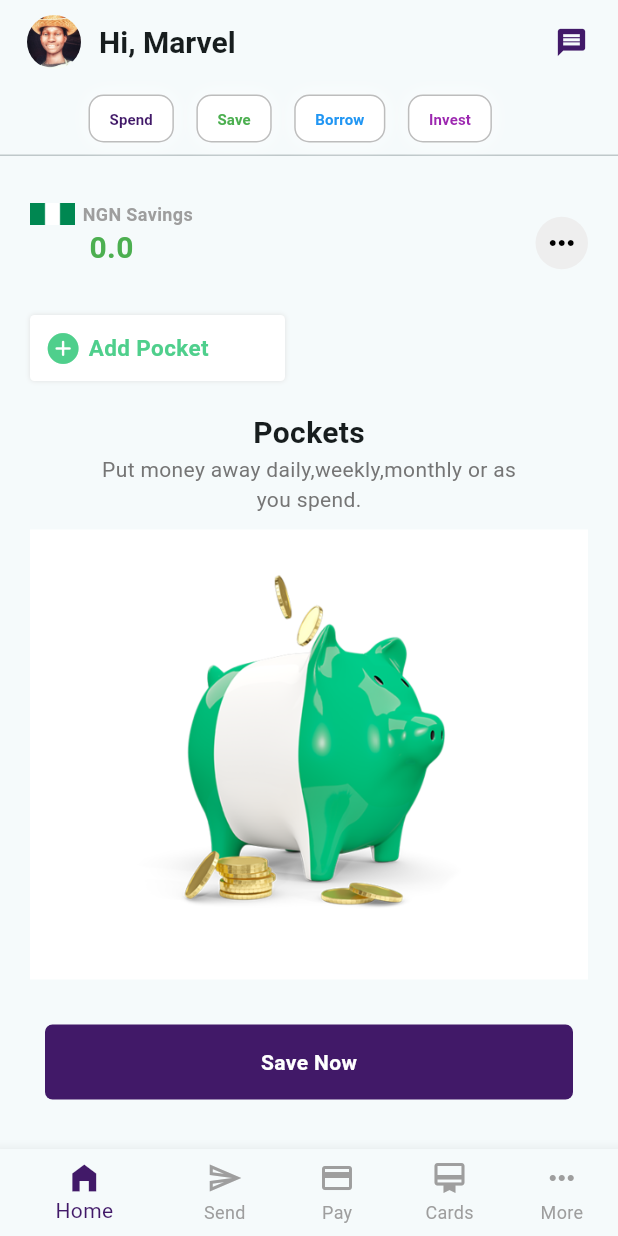
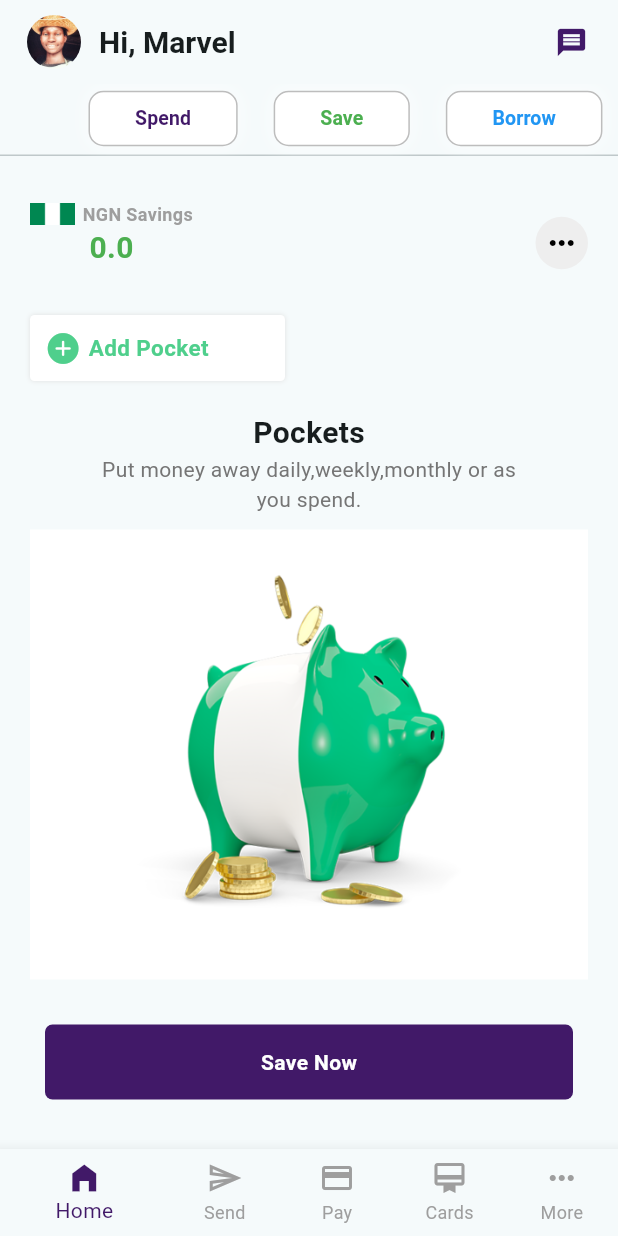
Before and after one commit to mrmarvelworld/kuda-bank-ui, a Flutter app: the screen it shows after launch, tab 2 chosen, on a phone screen of 412 x 824 dp. Run offline on Flutter 3.47's test engine with Material 3 defaults, Android fonts, the phone set to English and light mode, and no system bars; our stand-ins replace flutter_native_splash; missing offline and left inert: flutter_paystack.

Commit message:
added invest tab

```diff
--- a/lib/screens/home_screen.dart
+++ b/lib/screens/home_screen.dart
@@ -7,6 +7,7 @@ import 'package:kuda_ui/widgets/balance_bar.dart';
 import 'package:kuda_ui/widgets/cta_button.dart';
 import 'package:kuda_ui/widgets/rounded_image.dart';
 import 'package:kuda_ui/widgets/tabs/borrow_tab.dart';
+import 'package:kuda_ui/widgets/tabs/invest_tab.dart';
 import 'package:kuda_ui/widgets/tabs/save_tab.dart';
 import 'package:kuda_ui/widgets/tabs/spend_tab.dart';
 
@@ -27,11 +28,12 @@ class _HomeScreenState extends State<HomeScreen>
     SpendTab(),
     SaveTab(),
     BorrowTab(),
-    SaveTab(),
+    InvestTab(),
   ];
   late TabController _tabController;
   final Key tabKey = UniqueKey();
   int navigationIndex = 0;
+  var _tabColor;
 
   @override
   void initState() {
@@ -68,7 +70,7 @@ class _HomeScreenState extends State<HomeScreen>
         bottom: TabBar(
           controller: _tabController,
           isScrollable: true,
-          labelColor: tabItems[_tabController.index]['color'],
+          labelColor: tabItems[navigationIndex]['color'],
           unselectedLabelColor: Colors.grey,
           labelPadding: EdgeInsets.symmetric(horizontal: 7),
           indicator: null,
@@ -77,7 +79,7 @@ class _HomeScreenState extends State<HomeScreen>
             tabItems.length,
             (index) => Tab(
               child: Container(
-                  margin: EdgeInsets.only(right: 1),
+                  margin: EdgeInsets.only(right: 10),
                   decoration: BoxDecoration(
                       border: Border.all(color: Colors.grey.shade400),
                       borderRadius: BorderRadius.circular(10),
@@ -85,12 +87,12 @@ class _HomeScreenState extends State<HomeScreen>
                       boxShadow: [
                         BoxShadow(blurRadius: 10, color: Colors.white70)
                       ]),
-                  padding: EdgeInsets.symmetric(vertical: 8, horizontal: 13),
+                  padding: EdgeInsets.symmetric(vertical: 8, horizontal: 30),
                   child: Text(
                     tabItems[index]['text'],
                     style: TextStyle(
                         fontWeight: FontWeight.bold,
-                        fontSize: 10,
+                        fontSize: 13,
                         color: tabItems[index]['color']),
                   )),
             ),
--- a/lib/screens/pay_screen.dart
+++ b/lib/screens/pay_screen.dart
@@ -48,7 +48,7 @@ class PayScreen extends StatelessWidget {
                   Divider(),
                   HeadlineText(text: 'Essentials'),
                   Container(
-                    height: 120,
+                    height: 100,
                     width: double.infinity,
                     margin: EdgeInsets.all(0),
                     child: GridView.builder(
--- a/lib/widgets/access_card.dart
+++ b/lib/widgets/access_card.dart
@@ -15,7 +15,7 @@ class AccessCard extends StatelessWidget {
     return Expanded(
       child: Container(
         margin: EdgeInsets.symmetric(horizontal: 5, vertical: 5),
-        padding: EdgeInsets.symmetric(horizontal: 5, vertical: 5),
+        padding: EdgeInsets.symmetric(horizontal: 2, vertical: 2),
         decoration: BoxDecoration(
             boxShadow: [BoxShadow(color: Colors.grey.shade500, blurRadius: 2)],
             color: Colors.white,
--- /dev/null
+++ b/lib/widgets/kuda_button.dart
@@ -0,0 +1,32 @@
+import 'package:flutter/material.dart';
+import 'package:kuda_ui/helpers/constraints.dart';
+
+class KudaButton extends StatelessWidget {
+  final String title;
+  final Color color;
+  const KudaButton({
+    super.key,
+    this.color = kPurpleDeep,
+    required this.title,
+  });
+
+  @override
+  Widget build(BuildContext context) {
+    return Container(
+      alignment: Alignment.bottomCenter,
+      width: double.infinity,
+      padding: EdgeInsets.symmetric(horizontal: 20, vertical: 15),
+      margin: EdgeInsets.all(10),
+      decoration:
+          BoxDecoration(color: color, borderRadius: BorderRadius.circular(5)),
+      child:
+          Row(mainAxisAlignment: MainAxisAlignment.center, children: <Widget>[
+        Text(
+          title,
+          style: TextStyle(
+              fontWeight: FontWeight.bold, fontSize: 14, color: Colors.white),
+        )
+      ]),
+    );
+  }
+}
--- a/lib/widgets/tabs/save_tab.dart
+++ b/lib/widgets/tabs/save_tab.dart
@@ -2,6 +2,7 @@ import 'package:flutter/cupertino.dart';
 import 'package:flutter/material.dart';
 import 'package:kuda_ui/helpers/constraints.dart';
 import 'package:kuda_ui/widgets/balance_bar.dart';
+import 'package:kuda_ui/widgets/kuda_button.dart';
 
 class SaveTab extends StatelessWidget {
   @override
@@ -66,25 +67,7 @@ class SaveTab extends StatelessWidget {
               ),
             ),
             SizedBox(height: 20),
-            Container(
-              alignment: Alignment.bottomCenter,
-              width: double.infinity,
-              padding: EdgeInsets.symmetric(horizontal: 20, vertical: 15),
-              margin: EdgeInsets.all(10),
-              decoration: BoxDecoration(
-                  color: kPurpleDeep, borderRadius: BorderRadius.circular(5)),
-              child: Row(
-                  mainAxisAlignment: MainAxisAlignment.center,
-                  children: <Widget>[
-                    Text(
-                      'Save Now',
-                      style: TextStyle(
-                          fontWeight: FontWeight.bold,
-                          fontSize: 14,
-                          color: Colors.white),
-                    )
-                  ]),
-            ),
+            KudaButton(title: 'Save Now'),
           ],
         ),
       ),
```
Also changed, not shown: lib/widgets/tabs/invest_tab.dart (added, +109 -0 lines), lib/widgets/tabs/spend_tab.dart (+5 -5 lines), pubspec.yaml (+7 -0 lines), assets/images/amazon_icon.png (added), assets/images/apple_icon.png (added), assets/images/bamboo_icon.png (added), assets/images/facebook_icon.png (added), assets/images/google_icon.png (added), assets/images/tesla_icon.png (added).
